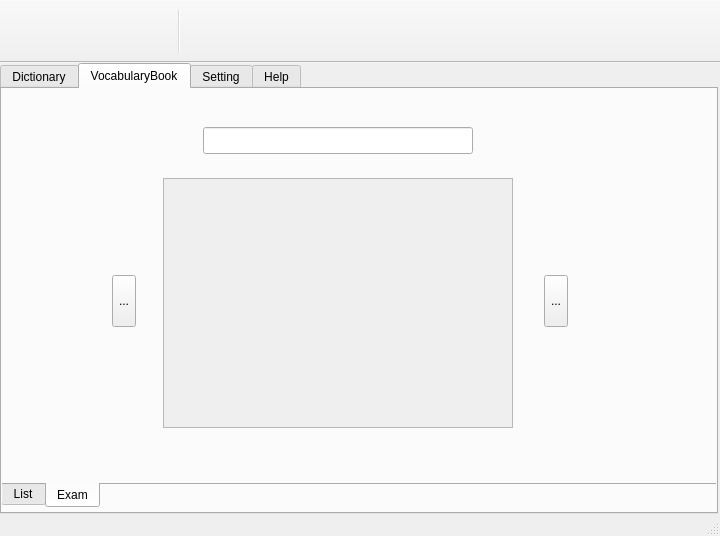
kartorz/AlphaDict, file src/gui/qt/mainwindow.ui: the form before one commit.
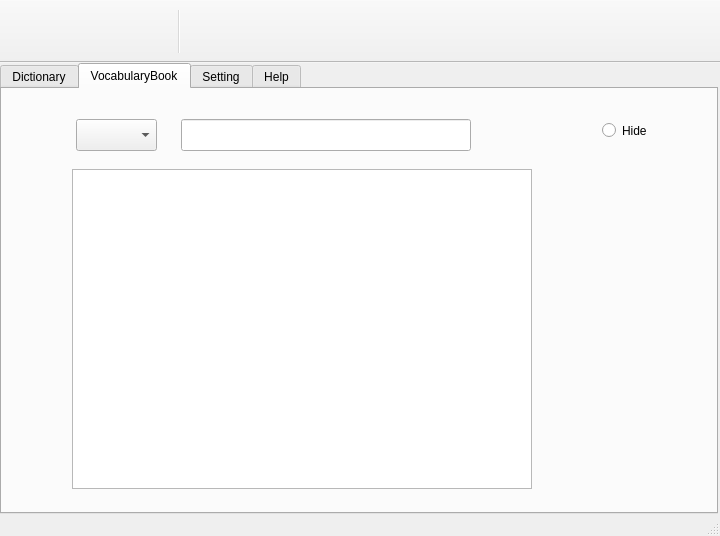
The form after the commit. The open tabs and pages were chosen to show the change. Icons and pictures are not drawn.

Commit message: refine VocabularyBook.     - Modify UI, chang study and exam action.

Patch:
```diff
--- a/src/gui/qt/mainwindow.ui
+++ b/src/gui/qt/mainwindow.ui
@@ -323,7 +323,7 @@
        <string>Add to vocabulary book</string>
       </property>
       <property name="text">
-       <string>...</string>
+       <string/>
       </property>
       <property name="icon">
        <iconset resource="mainwindow.qrc">
@@ -352,7 +352,7 @@
        <string>No action</string>
       </property>
       <property name="text">
-       <string>...</string>
+       <string/>
       </property>
       <property name="icon">
        <iconset resource="mainwindow.qrc">
@@ -381,7 +381,7 @@
        <string>Lookup</string>
       </property>
       <property name="text">
-       <string>...</string>
+       <string/>
       </property>
       <property name="icon">
        <iconset resource="mainwindow.qrc">
@@ -402,33 +402,119 @@
      <attribute name="title">
       <string>VocabularyBook</string>
      </attribute>
-     <widget class="QTabWidget" name="vocabularyTabWidget">
+     <widget class="QLineEdit" name="vbInput">
       <property name="geometry">
        <rect>
-        <x>-1</x>
-        <y>-3</y>
-        <width>717</width>
-        <height>422</height>
+        <x>179</x>
+        <y>30</y>
+        <width>290</width>
+        <height>32</height>
        </rect>
+      </property>
+      <property name="readOnly">
+       <bool>false</bool>
+      </property>
+     </widget>
+     <widget class="QRadioButton" name="vbExplHideradioButton">
+      <property name="geometry">
+       <rect>
+        <x>600</x>
+        <y>30</y>
+        <width>81</width>
+        <height>23</height>
+       </rect>
+      </property>
+      <property name="text">
+       <string>Hide</string>
+      </property>
+     </widget>
+     <widget class="QTableView" name="vbookTableView">
+      <property name="geometry">
+       <rect>
+        <x>70</x>
+        <y>80</y>
+        <width>460</width>
+        <height>320</height>
+       </rect>
+      </property>
+      <property name="palette">
+       <palette>
+        <active>
+         <colorrole role="Text">
+          <brush brushstyle="SolidPattern">
+           <color alpha="255">
+            <red>0</red>
+            <green>0</green>
+            <blue>255</blue>
+           </color>
+          </brush>
+         </colorrole>
+        </active>
+        <inactive>
+         <colorrole role="Text">
+          <brush brushstyle="SolidPattern">
+           <color alpha="255">
+            <red>0</red>
+            <green>0</green>
+            <blue>255</blue>
+           </color>
+          </brush>
+         </colorrole>
+        </inactive>
+        <disabled>
+         <colorrole role="Text">
+          <brush brushstyle="SolidPattern">
+           <color alpha="255">
+            <red>124</red>
+            <green>120</green>
+            <blue>119</blue>
+           </color>
+          </brush>
+         </colorrole>
+        </disabled>
+       </palette>
+      </property>
+      <property name="font">
+       <font>
+        <family>Sans Serif</family>
+       </font>
       </property>
       <property name="focusPolicy">
-       <enum>Qt::NoFocus</enum>
+       <enum>Qt::TabFocus</enum>
       </property>
-      <property name="tabPosition">
-       <enum>QTabWidget::South</enum>
+      <property name="horizontalScrollBarPolicy">
+       <enum>Qt::ScrollBarAlwaysOff</enum>
       </property>
-      <property name="currentIndex">
-       <number>0</number>
+      <property name="sizeAdjustPolicy">
+       <enum>QAbstractScrollArea::AdjustIgnored</enum>
       </property>
-      <widget class="QWidget" name="listModeTable">
-       <attribute name="title">
-        <string>List</string>
-       </attribute>
+      <property name="selectionMode">
+       <enum>QAbstractItemView::SingleSelection</enum>
+      </property>
+      <property name="selectionBehavior">
+       <enum>QAbstractItemView::SelectRows</enum>
+      </property>
+      <attribute name="horizontalHeaderVisible">
+       <bool>false</bool>
+      </attribute>
+      <attribute name="horizontalHeaderHighlightSections">
+       <bool>true</bool>
+      </attribute>
+      <attribute name="horizontalHeaderShowSortIndicator" stdset="0">
+       <bool>false</bool>
+      </attribute>
+      <attribute name="verticalHeaderDefaultSectionSize">
+       <number>50</number>
+      </attribute>
+      <attribute name="verticalHeaderHighlightSections">
+       <bool>false</bool>
+      </attribute>
+     </widget>
        <widget class="QToolButton" name="vbdelToolButton">
         <property name="geometry">
          <rect>
-          <x>50</x>
-          <y>340</y>
+        <x>20</x>
+        <y>110</y>
           <width>32</width>
           <height>32</height>
          </rect>
@@ -437,7 +523,7 @@
          <string>&lt;html&gt;&lt;head/&gt;&lt;body&gt;&lt;p&gt;Delete a item&lt;/p&gt;&lt;/body&gt;&lt;/html&gt;</string>
         </property>
         <property name="text">
-         <string>...</string>
+       <string/>
         </property>
         <property name="icon">
          <iconset resource="mainwindow.qrc">
@@ -456,8 +542,8 @@
        <widget class="QToolButton" name="vbclearToolButton">
         <property name="geometry">
          <rect>
-          <x>175</x>
-          <y>340</y>
+        <x>20</x>
+        <y>160</y>
           <width>32</width>
           <height>32</height>
          </rect>
@@ -466,7 +552,7 @@
          <string>&lt;html&gt;&lt;head/&gt;&lt;body&gt;&lt;p&gt;Delete all items&lt;/p&gt;&lt;/body&gt;&lt;/html&gt;</string>
         </property>
         <property name="text">
-         <string>...</string>
+       <string/>
         </property>
         <property name="icon">
          <iconset resource="mainwindow.qrc">
@@ -482,183 +568,147 @@
          <bool>true</bool>
         </property>
        </widget>
-       <widget class="QPlainTextEdit" name="vbexplTextEdit">
-        <property name="geometry">
-         <rect>
-          <x>320</x>
-          <y>10</y>
-          <width>371</width>
-          <height>261</height>
-         </rect>
-        </property>
-        <property name="undoRedoEnabled">
-         <bool>false</bool>
-        </property>
-        <property name="readOnly">
-         <bool>true</bool>
-        </property>
-       </widget>
-       <widget class="QListView" name="vbookListView">
-        <property name="geometry">
-         <rect>
-          <x>10</x>
-          <y>10</y>
-          <width>251</width>
-          <height>321</height>
-         </rect>
-        </property>
-       </widget>
-       <widget class="QLabel" name="label_3">
-        <property name="geometry">
-         <rect>
-          <x>320</x>
-          <y>310</y>
-          <width>41</width>
-          <height>17</height>
-         </rect>
-        </property>
-        <property name="text">
-         <string>Spell</string>
-        </property>
-       </widget>
-       <widget class="QLineEdit" name="spellInputLineEdit">
-        <property name="geometry">
-         <rect>
-          <x>370</x>
-          <y>299</y>
-          <width>321</width>
-          <height>32</height>
-         </rect>
-        </property>
-        <property name="readOnly">
-         <bool>false</bool>
-        </property>
-       </widget>
-      </widget>
-      <widget class="QWidget" name="vbModeTab">
-       <attribute name="title">
-        <string>Exam</string>
-       </attribute>
-       <widget class="QToolButton" name="vbpreItemTlBtn">
-        <property name="geometry">
-         <rect>
-          <x>109</x>
-          <y>187</y>
-          <width>24</width>
-          <height>52</height>
-         </rect>
-        </property>
-        <property name="focusPolicy">
-         <enum>Qt::NoFocus</enum>
-        </property>
-        <property name="text">
-         <string>...</string>
-        </property>
-        <property name="icon">
-         <iconset resource="mainwindow.qrc">
-          <normaloff>:/res/left_arrow.png</normaloff>:/res/left_arrow.png</iconset>
-        </property>
-        <property name="autoRaise">
-         <bool>false</bool>
-        </property>
-       </widget>
-       <widget class="QToolButton" name="vbnextItemTlBtn">
-        <property name="geometry">
-         <rect>
-          <x>541</x>
-          <y>187</y>
-          <width>24</width>
-          <height>52</height>
-         </rect>
-        </property>
-        <property name="focusPolicy">
-         <enum>Qt::NoFocus</enum>
-        </property>
-        <property name="text">
-         <string>...</string>
-        </property>
-        <property name="icon">
-         <iconset resource="mainwindow.qrc">
-          <normaloff>:/res/right_arrow.png</normaloff>:/res/right_arrow.png</iconset>
-        </property>
-        <property name="autoRaise">
-         <bool>false</bool>
-        </property>
-       </widget>
-       <widget class="QLineEdit" name="vbInput">
-        <property name="geometry">
-         <rect>
-          <x>200</x>
-          <y>39</y>
-          <width>270</width>
-          <height>27</height>
-         </rect>
-        </property>
-        <property name="focusPolicy">
-         <enum>Qt::TabFocus</enum>
-        </property>
-       </widget>
-       <widget class="QLabel" name="vbScoreLabel">
-        <property name="geometry">
-         <rect>
-          <x>520</x>
-          <y>50</y>
-          <width>67</width>
-          <height>17</height>
-         </rect>
-        </property>
-        <property name="text">
-         <string/>
-        </property>
-       </widget>
-       <widget class="QScrollArea" name="scrollArea">
-        <property name="geometry">
-         <rect>
-          <x>160</x>
-          <y>90</y>
-          <width>350</width>
-          <height>250</height>
-         </rect>
-        </property>
-        <property name="lineWidth">
-         <number>0</number>
-        </property>
-        <property name="verticalScrollBarPolicy">
-         <enum>Qt::ScrollBarAsNeeded</enum>
-        </property>
-        <property name="horizontalScrollBarPolicy">
-         <enum>Qt::ScrollBarAsNeeded</enum>
-        </property>
-        <property name="widgetResizable">
-         <bool>true</bool>
-        </property>
-        <widget class="QWidget" name="scrollAreaWidgetContents">
-         <property name="geometry">
-          <rect>
-           <x>0</x>
-           <y>0</y>
-           <width>348</width>
-           <height>248</height>
-          </rect>
-         </property>
-         <layout class="QVBoxLayout" name="verticalLayout">
-          <item>
            <widget class="QLabel" name="vbExplLabel">
+      <property name="geometry">
+       <rect>
+        <x>538</x>
+        <y>80</y>
+        <width>167</width>
+        <height>320</height>
+       </rect>
+      </property>
+      <property name="palette">
+       <palette>
+        <active>
+         <colorrole role="Text">
+          <brush brushstyle="SolidPattern">
+           <color alpha="255">
+            <red>0</red>
+            <green>0</green>
+            <blue>255</blue>
+           </color>
+          </brush>
+         </colorrole>
+        </active>
+        <inactive>
+         <colorrole role="Text">
+          <brush brushstyle="SolidPattern">
+           <color alpha="255">
+            <red>0</red>
+            <green>0</green>
+            <blue>255</blue>
+           </color>
+          </brush>
+         </colorrole>
+        </inactive>
+        <disabled>
+         <colorrole role="Text">
+          <brush brushstyle="SolidPattern">
+           <color alpha="255">
+            <red>124</red>
+            <green>120</green>
+            <blue>119</blue>
+           </color>
+          </brush>
+         </colorrole>
+        </disabled>
+       </palette>
+      </property>
+      <property name="font">
+       <font>
+        <family>Sans Serif</family>
+       </font>
+      </property>
             <property name="text">
              <string/>
             </property>
-            <property name="textFormat">
-             <enum>Qt::PlainText</enum>
+      <property name="scaledContents">
+       <bool>false</bool>
             </property>
             <property name="wordWrap">
              <bool>true</bool>
             </property>
            </widget>
-          </item>
-         </layout>
-        </widget>
-       </widget>
-      </widget>
+     <widget class="QComboBox" name="vbModeComboBox">
+      <property name="geometry">
+       <rect>
+        <x>74</x>
+        <y>30</y>
+        <width>81</width>
+        <height>32</height>
+       </rect>
+      </property>
+     </widget>
+     <widget class="QToolButton" name="vbpreItemTlBtn">
+      <property name="geometry">
+       <rect>
+        <x>17</x>
+        <y>210</y>
+        <width>38</width>
+        <height>38</height>
+       </rect>
+      </property>
+      <property name="toolTip">
+       <string>&lt;html&gt;&lt;head/&gt;&lt;body&gt;&lt;p&gt;Move  up a  item&lt;/p&gt;&lt;/body&gt;&lt;/html&gt;</string>
+      </property>
+      <property name="text">
+       <string/>
+      </property>
+      <property name="icon">
+       <iconset resource="mainwindow.qrc">
+        <normaloff>:/res/up-48*48.png</normaloff>:/res/up-48*48.png</iconset>
+      </property>
+      <property name="iconSize">
+       <size>
+        <width>48</width>
+        <height>48</height>
+       </size>
+      </property>
+      <property name="autoRaise">
+       <bool>true</bool>
+      </property>
+     </widget>
+     <widget class="QToolButton" name="vbnextItemTlBtn">
+      <property name="geometry">
+       <rect>
+        <x>18</x>
+        <y>266</y>
+        <width>38</width>
+        <height>38</height>
+       </rect>
+      </property>
+      <property name="toolTip">
+       <string>&lt;html&gt;&lt;head/&gt;&lt;body&gt;&lt;p&gt;Move down a item&lt;/p&gt;&lt;/body&gt;&lt;/html&gt;</string>
+      </property>
+      <property name="text">
+       <string/>
+      </property>
+      <property name="icon">
+       <iconset resource="mainwindow.qrc">
+        <normaloff>:/res/down-48*48.png</normaloff>:/res/down-48*48.png</iconset>
+      </property>
+      <property name="iconSize">
+       <size>
+        <width>48</width>
+        <height>48</height>
+       </size>
+      </property>
+      <property name="autoRaise">
+       <bool>true</bool>
+      </property>
+     </widget>
+     <widget class="QLabel" name="vbExamScoreLabel">
+      <property name="geometry">
+       <rect>
+        <x>495</x>
+        <y>33</y>
+        <width>86</width>
+        <height>25</height>
+       </rect>
+      </property>
+      <property name="text">
+       <string/>
+      </property>
      </widget>
     </widget>
     <widget class="QWidget" name="settingTab">
```
Lines whose indentation alone changed are shown as unchanged. The commit also changes 32 other files.
